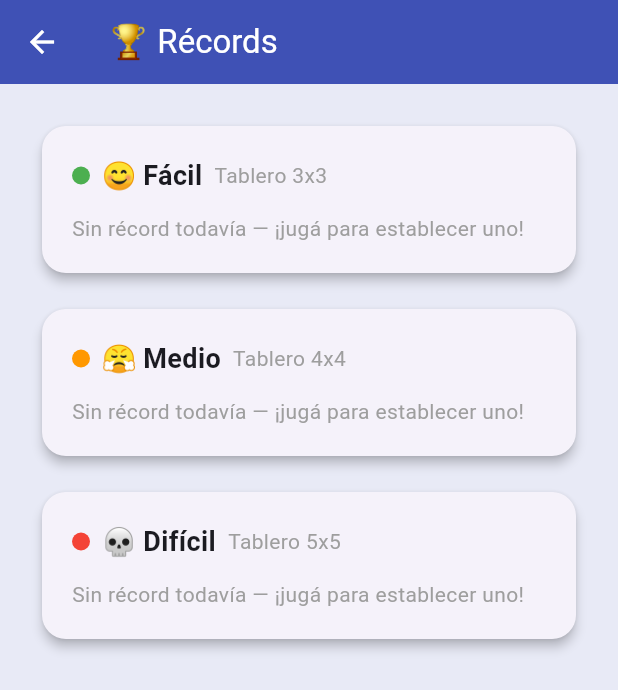
After one commit to Matute0512/sliding-puzzle, a Flutter app: the screen it shows after launch, after a tap on "Ver récords", on a phone screen of 412 x 824 dp. The commit adds this screen. Shown: the top 690 px of the screen. Run offline on Flutter 3.47's test engine with Material 3 defaults, Android fonts, the phone set to English and light mode, and no system bars; our stand-ins replace shared_preferences.

Commit message:
feat: add local records with shared_preferences

```diff
--- /dev/null
+++ b/devtools_options.yaml
@@ -0,0 +1,3 @@
+description: This file stores settings for Dart & Flutter DevTools.
+documentation: https://docs.flutter.dev/tools/devtools/extensions#configure-extension-enablement-states
+extensions:
--- a/lib/game_screen.dart
+++ b/lib/game_screen.dart
@@ -1,6 +1,7 @@
 import 'dart:async';
 import 'package:flutter/material.dart';
 import 'puzzle_logic.dart';
+import 'records_service.dart';
 
 /// Pantalla principal del juego donde se muestra el tablero.
 class GameScreen extends StatefulWidget {
@@ -62,13 +63,38 @@ class _GameScreenState extends State<GameScreen> {
   }
 
   /// Muestra el diálogo de victoria
-  void _mostrarVictoria() {
+  Future<void> _mostrarVictoria() async {
+    final esPrecord = await RecordsService.guardarSiEsMejor(
+      size: widget.size,
+      tiempo: _segundos,
+      movimientos: _movimientos,
+    );
+
+    if (!mounted) return;
+
     showDialog(
       context: context,
       barrierDismissible: false,
       builder: (_) => AlertDialog(
-        title: const Text('🎉 ¡Ganaste!'),
-        content: Text('Lo resolviste en $_movimientos movimientos.'),
+        title: Text(esPrecord ? '🏆 ¡Nuevo récord!' : '🎉 ¡Ganaste!'),
+        content: Column(
+          mainAxisSize: MainAxisSize.min,
+          children: [
+            Text('Tiempo: $_segundos segundos'),
+            Text('Movimientos: $_movimientos'),
+            if (esPrecord)
+              const Padding(
+                padding: EdgeInsets.only(top: 8),
+                child: Text(
+                  '¡Superaste tu mejor marca!',
+                  style: TextStyle(
+                    color: Colors.orange,
+                    fontWeight: FontWeight.bold,
+                  ),
+                ),
+              ),
+          ],
+        ),
         actions: [
           TextButton(
             onPressed: () {
--- a/lib/main.dart
+++ b/lib/main.dart
@@ -1,5 +1,6 @@
 import 'package:flutter/material.dart';
 import 'package:sliding_puzzle/game_screen.dart';
+import 'records_screen.dart';
 
 void main() {
   runApp(const SlidingPuzzleApp());
@@ -70,10 +71,25 @@ class HomeScreen extends StatelessWidget {
               color: Colors.red,
               onTap: () => _navegarAJuego(context, 5),
             ),
-          ],
-        ),
-      ),
-    );
+            const SizedBox(height: 32), // 👈 agregado
+            TextButton.icon(
+              // 👈 agregado
+              onPressed: () {
+                Navigator.push(
+                  context,
+                  MaterialPageRoute(builder: (_) => const RecordsScreen()),
+                );
+              },
+              icon: const Icon(Icons.emoji_events, color: Colors.indigo),
+              label: const Text(
+                'Ver récords',
+                style: TextStyle(color: Colors.indigo, fontSize: 16),
+              ),
+            ),
+          ], // cierre de children
+        ), // cierre de Column
+      ), // cierre de Center
+    ); // cierre de Scaffold
   }
 }
 
--- /dev/null
+++ b/lib/records_screen.dart
@@ -0,0 +1,161 @@
+import 'package:flutter/material.dart';
+import 'records_service.dart';
+
+/// Pantalla
+class RecordsScreen extends StatefulWidget {
+  const RecordsScreen({super.key});
+
+  @override
+  State<RecordsScreen> createState() => _RecordsScreen();
+}
+
+class _RecordsScreen extends State<RecordsScreen> {
+  // Mapa que guarda los récords de cada dificultad
+  final Map<int, Map<String, int?>> _records = {};
+  bool _cargado = true;
+
+  @override
+  void initState() {
+    super.initState();
+    _cargarRecords();
+  }
+
+  /// Carga los récords de las 3 dificultades al iniciar la pantalla.
+  Future<void> _cargarRecords() async {
+    for (final size in [3, 4, 5]) {
+      final tiempo = await RecordsService.obtenerMejorTiempo(size);
+      final movimientos = await RecordsService.obtenerMejorMovimientos(size);
+      _records[size] = {'tiempo': tiempo, 'movimientos': movimientos};
+    }
+    setState(() => _cargado = false);
+  }
+
+  @override
+  Widget build(BuildContext context) {
+    return Scaffold(
+      backgroundColor: Colors.indigo[50],
+      appBar: AppBar(
+        backgroundColor: Colors.indigo,
+        title: const Text('🏆 Récords', style: TextStyle(color: Colors.white)),
+        iconTheme: const IconThemeData(color: Colors.white),
+      ),
+      body: _cargado
+          ? const Center(child: CircularProgressIndicator())
+          : ListView(
+              padding: const EdgeInsets.all(24),
+              children: [
+                _TarjetaRecord(
+                  dificultad: '😊 Fácil',
+                  descripcion: 'Tablero 3x3',
+                  color: Colors.green,
+                  tiempo: _records[3]?['tiempo'],
+                  movimientos: _records[3]?['movimientos'],
+                ),
+                const SizedBox(height: 16),
+                _TarjetaRecord(
+                  dificultad: '😤 Medio',
+                  descripcion: 'Tablero 4x4',
+                  color: Colors.orange,
+                  tiempo: _records[4]?['tiempo'],
+                  movimientos: _records[4]?['movimientos'],
+                ),
+                const SizedBox(height: 16),
+                _TarjetaRecord(
+                  dificultad: '💀 Difícil',
+                  descripcion: 'Tablero 5x5',
+                  color: Colors.red,
+                  tiempo: _records[5]?['tiempo'],
+                  movimientos: _records[5]?['movimientos'],
+                ),
+              ],
+            ),
+    );
+  }
+}
+
+// Widget reutilizable para mostrar el récord de cada dificultad
+class _TarjetaRecord extends StatelessWidget {
+  final String dificultad;
+  final String descripcion;
+  final Color color;
+  final int? tiempo;
+  final int? movimientos;
+
+  const _TarjetaRecord({
+    required this.dificultad,
+    required this.descripcion,
+    required this.color,
+    required this.tiempo,
+    required this.movimientos,
+  });
+
+  @override
+  Widget build(BuildContext context) {
+    final sinRecord = tiempo == null && movimientos == null;
+
+    return Card(
+      elevation: 3,
+      shape: RoundedRectangleBorder(borderRadius: BorderRadius.circular(16)),
+      child: Padding(
+        padding: const EdgeInsets.all(20),
+        child: Column(
+          crossAxisAlignment: CrossAxisAlignment.start,
+          children: [
+            Row(
+              children: [
+                Container(
+                  width: 12,
+                  height: 12,
+                  decoration: BoxDecoration(
+                    color: color,
+                    shape: BoxShape.circle,
+                  ),
+                ),
+                const SizedBox(width: 8),
+                Text(
+                  dificultad,
+                  style: const TextStyle(
+                    fontSize: 18,
+                    fontWeight: FontWeight.bold,
+                  ),
+                ),
+                const SizedBox(width: 8),
+                Text(
+                  descripcion,
+                  style: const TextStyle(fontSize: 14, color: Colors.grey),
+                ),
+              ],
+            ),
+            const SizedBox(height: 12),
+            sinRecord
+                ? const Text(
+                    'Sin récord todavía — ¡jugá para establecer uno!',
+                    style: TextStyle(color: Colors.grey),
+                  )
+                : Row(
+                    children: [
+                      const Icon(Icons.timer, size: 18, color: Colors.indigo),
+                      const SizedBox(width: 4),
+                      Text(
+                        '${tiempo ?? '-'}s',
+                        style: const TextStyle(fontSize: 16),
+                      ),
+                      const SizedBox(width: 24),
+                      const Icon(
+                        Icons.sports_esports,
+                        size: 18,
+                        color: Colors.indigo,
+                      ),
+                      const SizedBox(width: 4),
+                      Text(
+                        '${movimientos ?? '-'} mov',
+                        style: const TextStyle(fontSize: 16),
+                      ),
+                    ],
+                  ),
+          ],
+        ),
+      ),
+    );
+  }
+}
--- /dev/null
+++ b/lib/records_service.dart
@@ -0,0 +1,37 @@
+import 'package:shared_preferences/shared_preferences.dart';
+
+/// Servicio para guardar y leer récords locales por dificultad.
+class RecordsService {
+  static Future<int?> obtenerMejorTiempo(int size) async {
+    final prefs = await SharedPreferences.getInstance();
+    return prefs.getInt('record_tiempo_$size');
+  }
+
+  static Future<int?> obtenerMejorMovimientos(int size) async {
+    final prefs = await SharedPreferences.getInstance();
+    return prefs.getInt('record_movimientos_$size');
+  }
+
+  static Future<bool> guardarSiEsMejor({
+    required int size,
+    required int tiempo,
+    required int movimientos,
+  }) async {
+    final prefs = await SharedPreferences.getInstance();
+    bool nuevoPrecord = false;
+
+    final mejorTiempo = prefs.getInt('record_tiempo_$size');
+    if (mejorTiempo == null || tiempo < mejorTiempo) {
+      await prefs.setInt('record_tiempo_$size', tiempo);
+      nuevoPrecord = true;
+    }
+
+    final mejorMovimientos = prefs.getInt('record_movimientos_$size');
+    if (mejorMovimientos == null || movimientos < mejorMovimientos) {
+      await prefs.setInt('record_movimientos_$size', movimientos);
+      nuevoPrecord = true;
+    }
+
+    return nuevoPrecord;
+  }
+}
--- a/pubspec.yaml
+++ b/pubspec.yaml
@@ -34,6 +34,7 @@ dependencies:
   # The following adds the Cupertino Icons font to your application.
   # Use with the CupertinoIcons class for iOS style icons.
   cupertino_icons: ^1.0.8
+  shared_preferences: ^2.5.5
 
 dev_dependencies:
   flutter_test:
```
Also changed, not shown: pubspec.lock, 1 other file.
